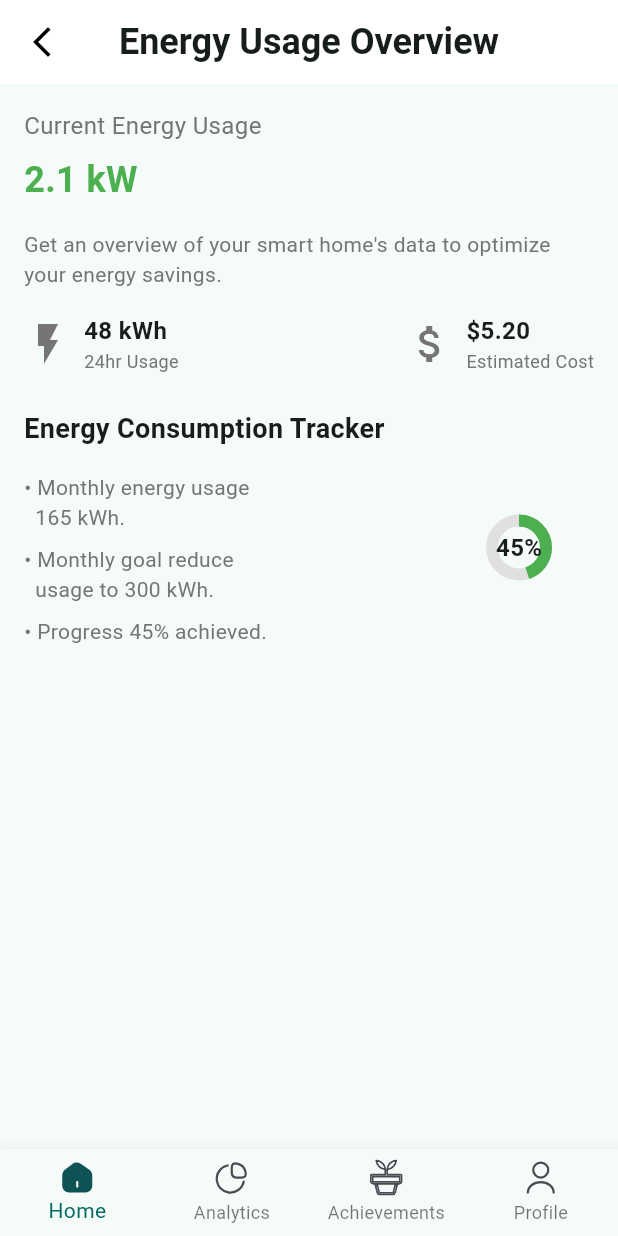
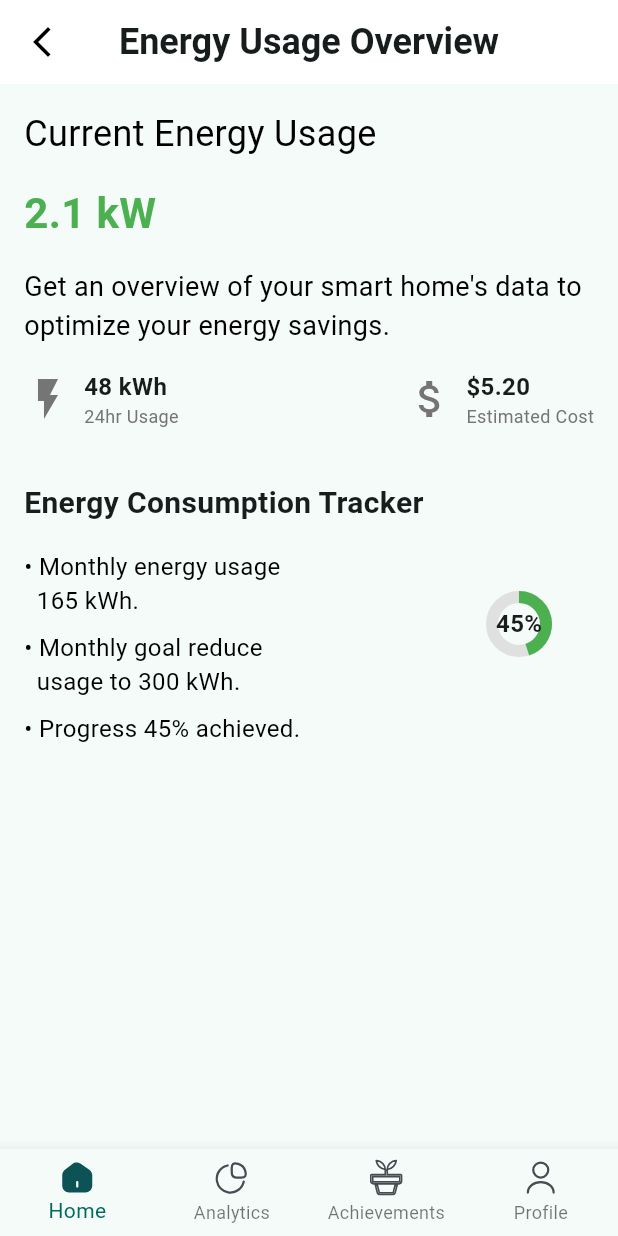
Before and after one commit to ali9issa99/Powerdown-Frontend, a Flutter app: the OverviewScreen screen opened directly with empty values, on a phone screen of 412 x 824 dp. Run offline on Flutter 3.47's test engine with Material 3 defaults, Android fonts, the phone set to English and light mode, and no system bars; our stand-ins replace fl_chart, flutter_svg.

Commit message:
fixed styling and spacving of overview screen

```diff
--- a/lib/Screens/overviewScreen.dart
+++ b/lib/Screens/overviewScreen.dart
@@ -35,15 +35,15 @@ class OverviewScreen extends StatelessWidget {
             Text(
               'Current Energy Usage',
               style: TextStyle(
-                fontSize: 16,
-                color: Colors.grey[600],
+                fontSize: 24,
+                color: Colors.black,
               ),
             ),
-            SizedBox(height: 8),
+            SizedBox(height: 16),
             Text(
               '2.1 kW',
               style: TextStyle(
-                fontSize: 24,
+                fontSize: 28,
                 color: Colors.green,
                 fontWeight: FontWeight.bold,
               ),
@@ -52,8 +52,8 @@ class OverviewScreen extends StatelessWidget {
             Text(
               'Get an overview of your smart home\'s data to optimize your energy savings.',
               style: TextStyle(
-                fontSize: 14,
-                color: Colors.grey[600],
+                fontSize: 18,
+                color: const Color.fromARGB(255, 0, 0, 0),
               ),
             ),
             SizedBox(height: 16),
@@ -64,11 +64,11 @@ class OverviewScreen extends StatelessWidget {
                 _buildIconText(Icons.attach_money, '\$5.20', 'Estimated Cost'),
               ],
             ),
-            SizedBox(height: 24),
+            SizedBox(height: 35),
             Text(
               'Energy Consumption Tracker',
               style: TextStyle(
-                fontSize: 18,
+                fontSize: 20,
                 fontWeight: FontWeight.bold,
               ),
             ),
@@ -83,24 +83,24 @@ class OverviewScreen extends StatelessWidget {
                       Text(
                         '• Monthly energy usage\n  165 kWh.',
                         style: TextStyle(
-                          fontSize: 14,
-                          color: Colors.grey[600],
+                          fontSize: 16,
+                          color: Colors.black,
                         ),
                       ),
                       SizedBox(height: 8),
                       Text(
                         '• Monthly goal reduce\n  usage to 300 kWh.',
                         style: TextStyle(
-                          fontSize: 14,
-                          color: Colors.grey[600],
+                          fontSize: 16,
+                          color: Colors.black,
                         ),
                       ),
                       SizedBox(height: 8),
                       Text(
                         '• Progress 45% achieved.',
                         style: TextStyle(
-                          fontSize: 14,
-                          color: Colors.grey[600],
+                          fontSize: 16,
+                          color: Colors.black,
                         ),
                       ),
                     ],
```
